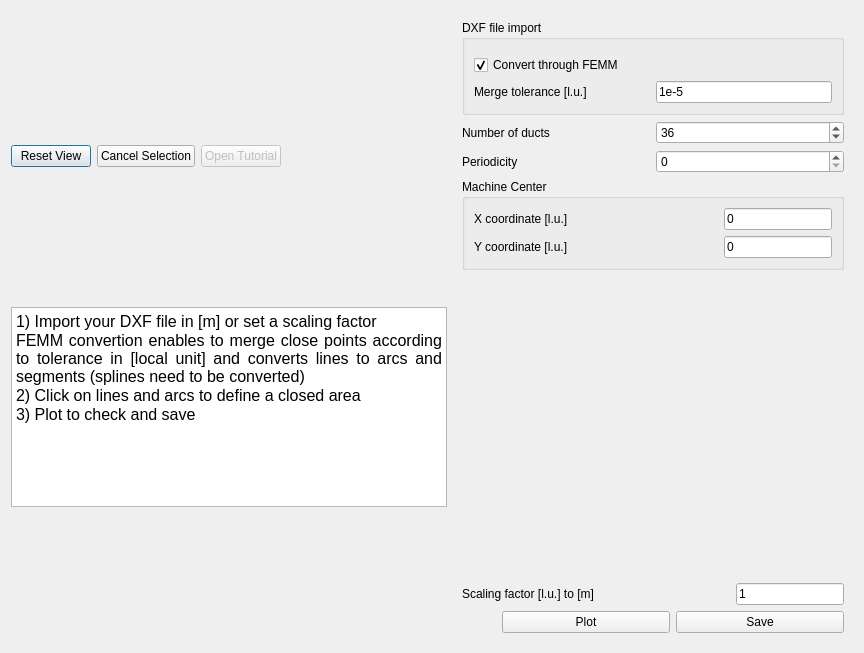
Qt form pyleecan/GUI/Dxf/DXF_Surf.ui (Eomys/pyleecan) before a commit.
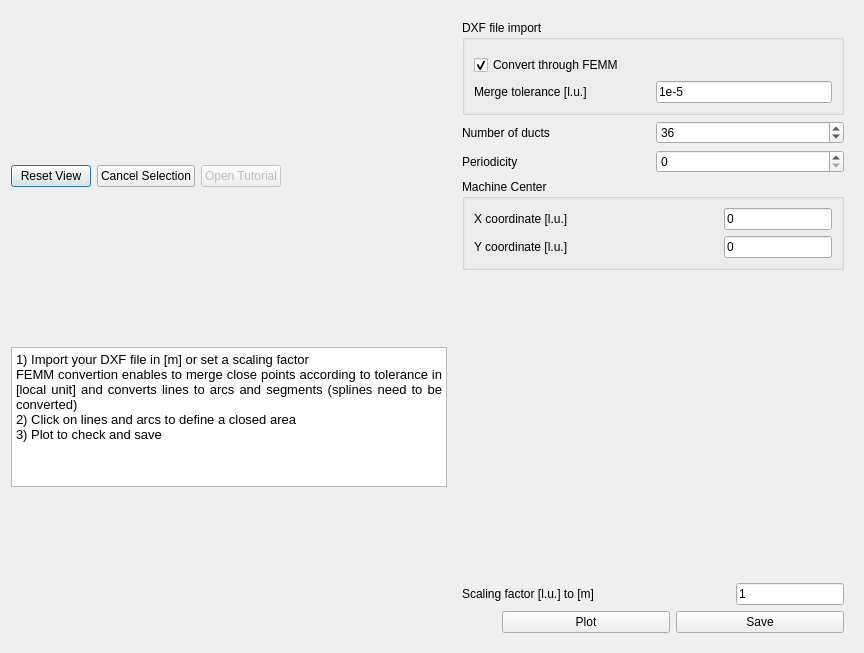
The same form after that commit. Icons and pictures are not drawn. Custom widgets are drawn as their Qt base class.

Commit message: [NF] update QTextEdit font when generating GUI + better display math symbols

Diff of the .ui file:
```diff
--- a/pyleecan/GUI/Dxf/DXF_Surf.ui
+++ b/pyleecan/GUI/Dxf/DXF_Surf.ui
@@ -66,7 +66,7 @@
        <property name="maximumSize">
         <size>
          <width>16777215</width>
-         <height>200</height>
+         <height>140</height>
         </size>
        </property>
        <property name="html">
@@ -74,10 +74,10 @@
 &lt;html&gt;&lt;head&gt;&lt;meta name=&quot;qrichtext&quot; content=&quot;1&quot; /&gt;&lt;style type=&quot;text/css&quot;&gt;
 p, li { white-space: pre-wrap; }
 &lt;/style&gt;&lt;/head&gt;&lt;body style=&quot; font-family:'MS Shell Dlg 2'; font-size:7.8pt; font-weight:400; font-style:normal;&quot;&gt;
-&lt;p align=&quot;justify&quot; style=&quot; margin-top:0px; margin-bottom:0px; margin-left:0px; margin-right:0px; -qt-block-indent:0; text-indent:0px;&quot;&gt;&lt;span style=&quot; font-family:'MS Shell Dlg 2'; font-size:12pt;&quot;&gt;1) Import your DXF file in [m] or set a scaling factor&lt;/span&gt;&lt;/p&gt;
-&lt;p align=&quot;justify&quot; style=&quot; margin-top:0px; margin-bottom:0px; margin-left:0px; margin-right:0px; -qt-block-indent:0; text-indent:0px;&quot;&gt;&lt;span style=&quot; font-family:'MS Shell Dlg 2'; font-size:12pt;&quot;&gt;FEMM convertion enables to merge close points according to tolerance in [local unit] and converts lines to arcs and segments (splines need to be converted)&lt;/span&gt;&lt;/p&gt;
-&lt;p align=&quot;justify&quot; style=&quot; margin-top:0px; margin-bottom:0px; margin-left:0px; margin-right:0px; -qt-block-indent:0; text-indent:0px;&quot;&gt;&lt;span style=&quot; font-family:'MS Shell Dlg 2'; font-size:12pt;&quot;&gt;2) Click on lines and arcs to define a closed area&lt;/span&gt;&lt;/p&gt;
-&lt;p align=&quot;justify&quot; style=&quot; margin-top:0px; margin-bottom:0px; margin-left:0px; margin-right:0px; -qt-block-indent:0; text-indent:0px;&quot;&gt;&lt;span style=&quot; font-family:'MS Shell Dlg 2'; font-size:12pt;&quot;&gt;3) Plot to check and save&lt;/span&gt;&lt;/p&gt;&lt;/body&gt;&lt;/html&gt;</string>
+&lt;p align=&quot;justify&quot; style=&quot; margin-top:0px; margin-bottom:0px; margin-left:0px; margin-right:0px; -qt-block-indent:0; text-indent:0px;&quot;&gt;&lt;span style=&quot; font-size:10pt;&quot;&gt;1) Import your DXF file in [m] or set a scaling factor&lt;/span&gt;&lt;/p&gt;
+&lt;p align=&quot;justify&quot; style=&quot; margin-top:0px; margin-bottom:0px; margin-left:0px; margin-right:0px; -qt-block-indent:0; text-indent:0px;&quot;&gt;&lt;span style=&quot; font-size:10pt;&quot;&gt;FEMM convertion enables to merge close points according to tolerance in [local unit] and converts lines to arcs and segments (splines need to be converted)&lt;/span&gt;&lt;/p&gt;
+&lt;p align=&quot;justify&quot; style=&quot; margin-top:0px; margin-bottom:0px; margin-left:0px; margin-right:0px; -qt-block-indent:0; text-indent:0px;&quot;&gt;&lt;span style=&quot; font-size:10pt;&quot;&gt;2) Click on lines and arcs to define a closed area&lt;/span&gt;&lt;/p&gt;
+&lt;p align=&quot;justify&quot; style=&quot; margin-top:0px; margin-bottom:0px; margin-left:0px; margin-right:0px; -qt-block-indent:0; text-indent:0px;&quot;&gt;&lt;span style=&quot; font-size:10pt;&quot;&gt;3) Plot to check and save&lt;/span&gt;&lt;/p&gt;&lt;/body&gt;&lt;/html&gt;</string>
        </property>
       </widget>
      </item>
```
Left out of the diff: 2 changed lines with no effect on the pictures. The commit also changes 66 other files.
